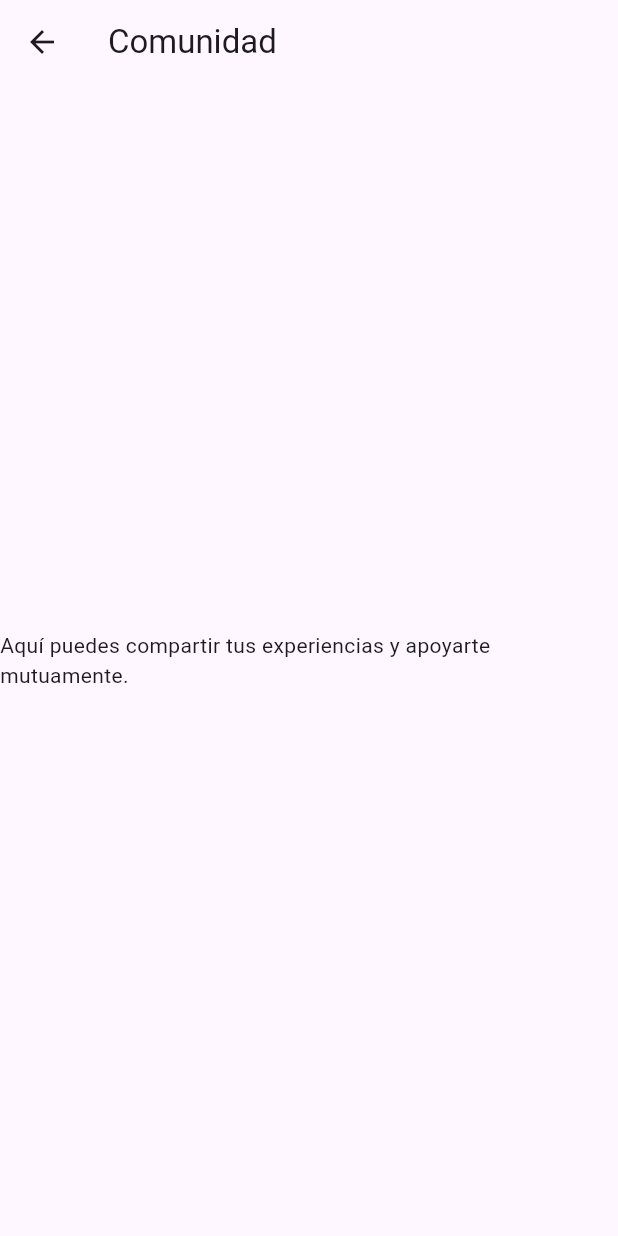
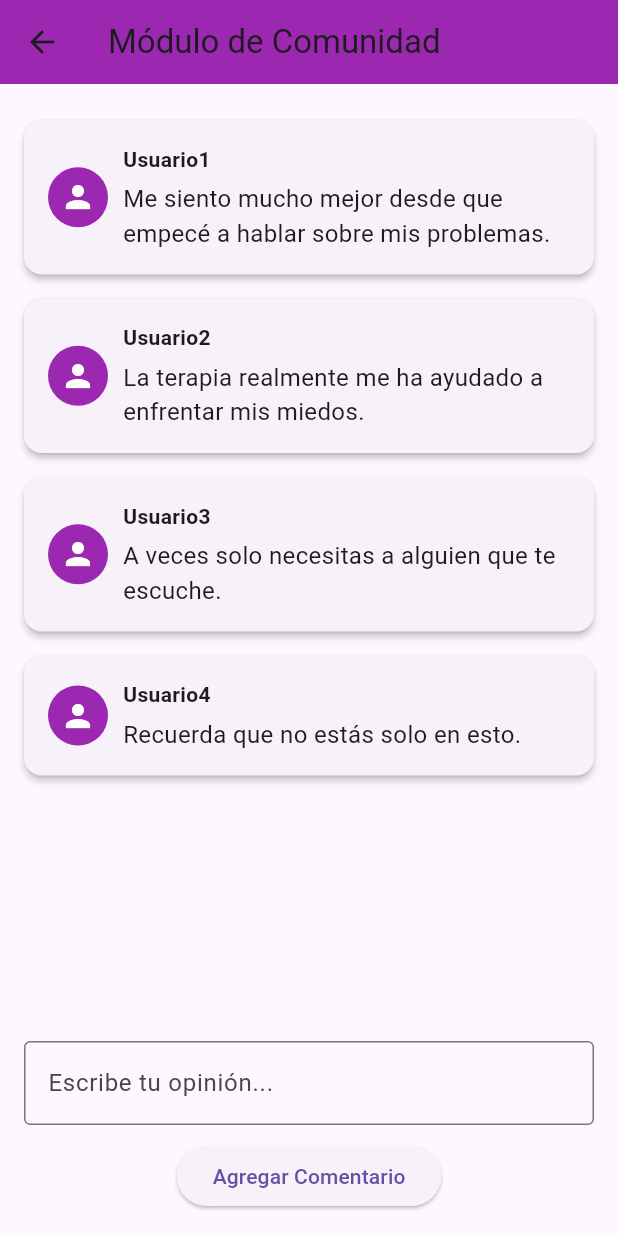
Before and after one commit to PabloJBits/proyecto_cajeV, a Flutter app: the CommunityScreen screen opened directly, on a phone screen of 412 x 824 dp. Run offline on Flutter 3.47's test engine with Material 3 defaults, Android fonts, the phone set to English and light mode, and no system bars.

Commit message:
Psicologos y comunidad

```diff
--- a/violetapp/lib/presentations/screens/community_screen.dart
+++ b/violetapp/lib/presentations/screens/community_screen.dart
@@ -1,12 +1,105 @@
 import 'package:flutter/material.dart';
 
-class CommunityScreen extends StatelessWidget {
+class CommunityScreen extends StatefulWidget {
+  @override
+  _CommunityScreenState createState() => _CommunityScreenState();
+}
+
+class UserComment {
+  final String username;
+  final String comment;
+
+  UserComment({required this.username, required this.comment});
+}
+
+class _CommunityScreenState extends State<CommunityScreen> {
+  final List<UserComment> comments = [
+    UserComment(username: "Usuario1", comment: "Me siento mucho mejor desde que empecé a hablar sobre mis problemas."),
+    UserComment(username: "Usuario2", comment: "La terapia realmente me ha ayudado a enfrentar mis miedos."),
+    UserComment(username: "Usuario3", comment: "A veces solo necesitas a alguien que te escuche."),
+    UserComment(username: "Usuario4", comment: "Recuerda que no estás solo en esto."),
+  ];
+
+  final TextEditingController _controller = TextEditingController();
+
+  void _addComment() {
+    if (_controller.text.isNotEmpty) {
+      setState(() {
+        comments.add(UserComment(username: "Usuario${comments.length + 1}", comment: _controller.text));
+        _controller.clear();
+      });
+    }
+  }
+
   @override
   Widget build(BuildContext context) {
     return Scaffold(
-      appBar: AppBar(title: Text('Comunidad')),
-      body: Center(
-        child: Text('Aquí puedes compartir tus experiencias y apoyarte mutuamente.'),
+      appBar: AppBar(
+        title: Text('Módulo de Comunidad'),
+        backgroundColor: Colors.purple,
+      ),
+      body: Padding(
+        padding: const EdgeInsets.all(16.0),
+        child: Column(
+          children: [
+            Expanded(
+              child: ListView.builder(
+                itemCount: comments.length,
+                itemBuilder: (context, index) {
+                  return Card(
+                    elevation: 2,
+                    margin: EdgeInsets.symmetric(vertical: 8.0),
+                    child: Padding(
+                      padding: const EdgeInsets.all(16.0),
+                      child: Row(
+                        children: [
+                          CircleAvatar(
+                            radius: 20,
+                            backgroundColor: Colors.purple,
+                            child: Icon(Icons.person, size: 24, color: Colors.white),
+                          ),
+                          SizedBox(width: 10),
+                          Expanded(
+                            child: Column(
+                              crossAxisAlignment: CrossAxisAlignment.start,
+                              children: [
+                                Text(
+                                  comments[index].username,
+                                  style: TextStyle(fontWeight: FontWeight.bold),
+                                ),
+                                SizedBox(height: 5),
+                                Text(
+                                  comments[index].comment,
+                                  style: TextStyle(fontSize: 16),
+                                ),
+                              ],
+                            ),
+                          ),
+                        ],
+                      ),
+                    ),
+                  );
+                },
+              ),
+            ),
+            Padding(
+              padding: const EdgeInsets.only(top: 16.0),
+              child: TextField(
+                controller: _controller,
+                decoration: InputDecoration(
+                  labelText: 'Escribe tu opinión...',
+                  border: OutlineInputBorder(),
+                ),
+                onSubmitted: (_) => _addComment(),
+              ),
+            ),
+            SizedBox(height: 10),
+            ElevatedButton(
+              onPressed: _addComment,
+              child: Text('Agregar Comentario'),
+            ),
+          ],
+        ),
       ),
     );
   }
--- a/violetapp/lib/presentations/screens/psycho_screen.dart
+++ b/violetapp/lib/presentations/screens/psycho_screen.dart
@@ -11,7 +11,8 @@ class PsychologicalScreen extends StatelessWidget {
         title: Text('Apoyo Psicológico'),
         backgroundColor: Colors.purple,
       ),
-      body: Padding(
+      body: Center( // Cambiado para centrar los botones
+        child: Padding(
           padding: const EdgeInsets.all(16.0),
           child: Column(
             mainAxisAlignment: MainAxisAlignment.center,
@@ -39,8 +40,8 @@ class PsychologicalScreen extends StatelessWidget {
                 Icons.book,
                 VioletCapsScreen(),
               ),
-            SizedBox(height: 16),
             ],
+          ),
         ),
       ),
     );
```
Also changed, not shown: violetapp/lib/presentations/screens/psychologics_screen.dart (+27 -6 lines), violetapp/pubspec.lock. Lines whose indentation alone changed are shown as unchanged.
